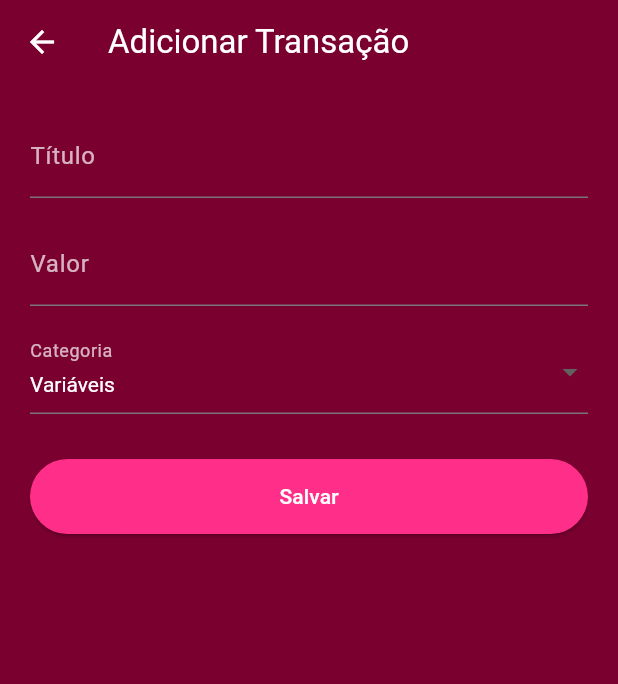
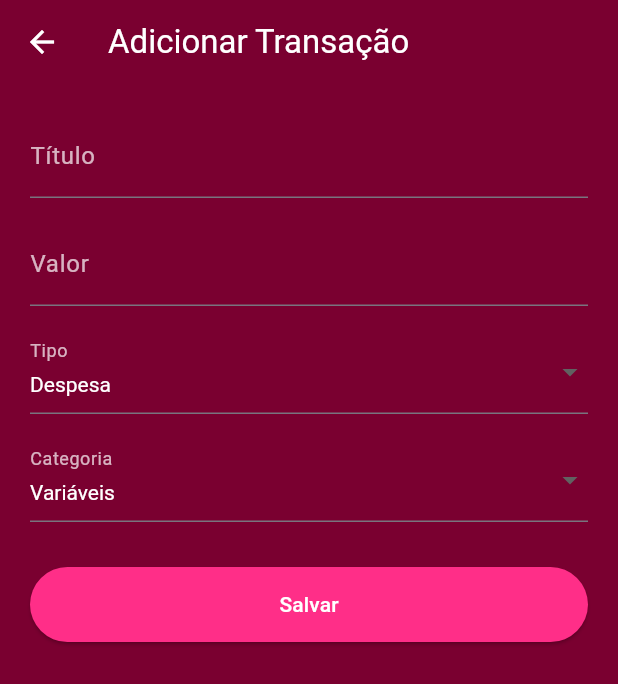
Before and after one commit to GuilhermeOliveira23/One-finance, a Flutter app: the AddTransacaoScreen screen opened directly, on a phone screen of 412 x 824 dp. Shown: the top 684 px of the screen. Run offline on Flutter 3.47's test engine with Material 3 defaults, Android fonts, the phone set to English and light mode, and no system bars; our stand-ins replace cloud_firestore, firebase_auth, firebase_core; accounts and stored records are empty; network calls fail.

Commit message:
fix: use tipo field for income/expense classification, add tipo selector to AddTransacaoScreen
Agent-Logs-Url: https://github.com/GuilhermeOliveira23/One-finance/sessions/c91041a4-767e-4c97-8cc5-2f641f71ec7f

Co-authored-by: GuilhermeOliveira23 <125310286+GuilhermeOliveira23@users.noreply.github.com>

```diff
--- a/lib/screens/add_transacao_screen.dart
+++ b/lib/screens/add_transacao_screen.dart
@@ -14,6 +14,7 @@ class _AddTransacaoScreenState extends State<AddTransacaoScreen> {
   final tituloController = TextEditingController();
   final valorController = TextEditingController();
   String categoriaSelecionada = 'Variáveis';
+  String tipoSelecionado = 'Despesa';
   final FirestoreService _fs = FirestoreService();
   bool _loading = false;
 
@@ -38,15 +39,14 @@ class _AddTransacaoScreenState extends State<AddTransacaoScreen> {
 
     setState(() => _loading = true);
     try {
-      // debug antes de salvar
-      debugPrint('Saving transaction for UID=${user.uid} titulo=${tituloController.text} valor=$valor categoria=$categoriaSelecionada');
+      debugPrint('Saving transaction for UID=${user.uid} titulo=${tituloController.text} valor=$valor categoria=$categoriaSelecionada tipo=$tipoSelecionado');
 
       await _fs.addTransaction(user.uid,
           titulo: tituloController.text,
           categoria: categoriaSelecionada,
-          valor: valor);
+          valor: valor,
+          tipo: tipoSelecionado);
 
-      // fecha a tela depois de salvar
       Navigator.pop(context);
     } catch (e) {
       ScaffoldMessenger.of(context).showSnackBar(
@@ -91,6 +91,25 @@ class _AddTransacaoScreenState extends State<AddTransacaoScreen> {
             ),
             const SizedBox(height: 16),
             DropdownButtonFormField<String>(
+              value: tipoSelecionado,
+              dropdownColor: const Color(0xFF8A0035),
+              style: const TextStyle(color: Colors.white),
+              decoration: const InputDecoration(
+                labelText: 'Tipo',
+                labelStyle: TextStyle(color: Colors.white70),
+              ),
+              items: const [
+                DropdownMenuItem(value: 'Receita', child: Text('Receita')),
+                DropdownMenuItem(value: 'Despesa', child: Text('Despesa')),
+              ],
+              onChanged: (value) {
+                setState(() {
+                  tipoSelecionado = value!;
+                });
+              },
+            ),
+            const SizedBox(height: 16),
+            DropdownButtonFormField<String>(
               value: categoriaSelecionada,
               dropdownColor: const Color(0xFF8A0035),
               style: const TextStyle(color: Colors.white),
--- a/lib/screens/home_screen.dart
+++ b/lib/screens/home_screen.dart
@@ -55,9 +55,8 @@ class HomePage extends StatelessWidget {
             } else if (valorRaw is String) {
               valor = double.tryParse(valorRaw.replaceAll(',', '.')) ?? 0;
             }
-            final categoria =
-                (item['categoria'] ?? '').toString().toLowerCase();
-            if (categoria.contains('invest')) {
+            final tipo = (item['tipo'] ?? 'Despesa').toString();
+            if (tipo == 'Receita') {
               totalReceitas += valor;
             } else {
               totalDespesas += valor;
@@ -128,8 +127,8 @@ class HomePage extends StatelessWidget {
                     horizontal: 16.0, vertical: 8.0),
                 child: Row(
                   mainAxisAlignment: MainAxisAlignment.spaceBetween,
-                  children: const [
-                    Text(
+                  children: [
+                    const Text(
                       'Transações Recentes',
                       style: TextStyle(
                         fontSize: 20,
@@ -166,9 +165,9 @@ class HomePage extends StatelessWidget {
                                     valorRaw.replaceAll(',', '.')) ??
                                 0;
                           }
-                          final isReceita = categoria
-                              .toLowerCase()
-                              .contains('invest');
+                          final tipo =
+                              (item['tipo'] ?? 'Despesa').toString();
+                          final isReceita = tipo == 'Receita';
                           return Card(
                             margin: const EdgeInsets.symmetric(
                                 horizontal: 16, vertical: 8),
--- a/lib/services/firestore_service.dart
+++ b/lib/services/firestore_service.dart
@@ -11,12 +11,14 @@ class FirestoreService {
     required String titulo,
     required String categoria,
     required double valor,
+    required String tipo,
   }) {
     final col = _db.collection('users').doc(uid).collection('transactions');
     return col.add({
       'titulo': titulo,
       'categoria': categoria,
       'valor': valor,
+      'tipo': tipo,
       'createdAt': FieldValue.serverTimestamp(),
     });
   }
```
